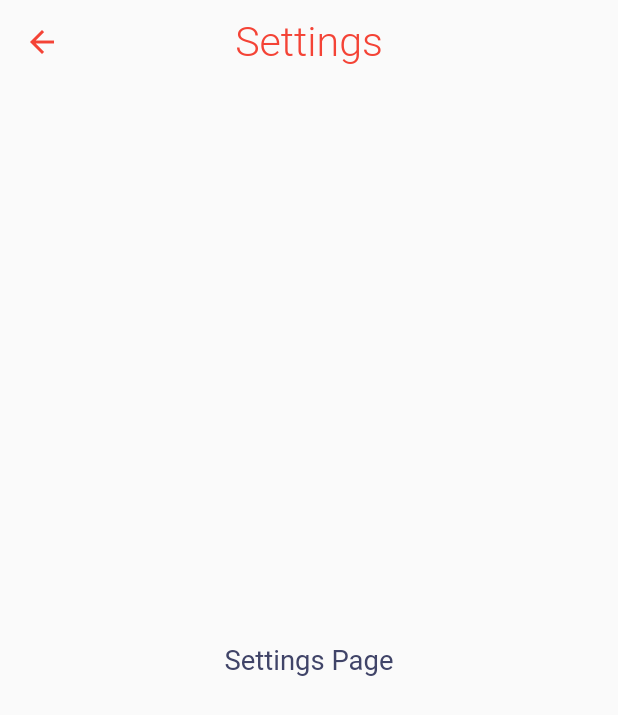
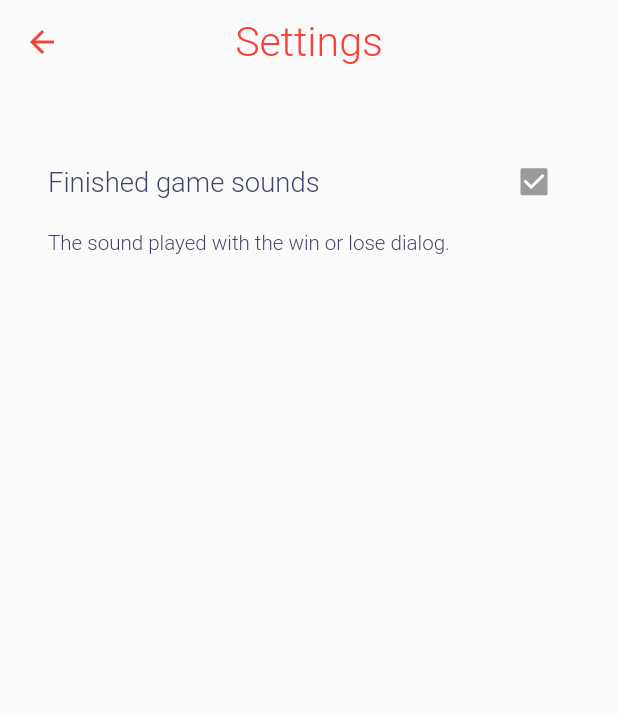
Before and after one commit to AntonioJoaquin/flutter_found_pairs, a Flutter app: the SettingsPage screen opened by its route, on a phone screen of 412 x 824 dp. Shown: the top 715 px of the screen. Run offline on Flutter 3.47's test engine with Material 2 defaults, Android fonts, the light colour scheme and no system bars; our stand-ins replace assets_audio_player, flutter_screenutil, get_it, injectable, objectbox; generated files the repository leaves out were written again.

Commit message:
#11- Add first setting

```diff
--- a/lib/view/pages/settings/settings_page.dart
+++ b/lib/view/pages/settings/settings_page.dart
@@ -1,5 +1,7 @@
 import 'package:flutter/material.dart';
+import 'package:flutter_screenutil/flutter_screenutil.dart';
 
+import '../../../core/common/palette.dart';
 import '../../../di/locator.dart';
 import 'settings_manager.dart';
 
@@ -27,8 +29,38 @@ class _SettingsPageState extends State<SettingsPage> {
         automaticallyImplyLeading: true,
         title: const Text('Settings'),
       ),
-      body: const Center(
-        child: Text('Settings Page'),
+      body: SafeArea(
+        child: Padding(
+          padding: const EdgeInsets.symmetric(horizontal: 32.0),
+          child: Column(
+            crossAxisAlignment: CrossAxisAlignment.start,
+            children: [
+              SizedBox(height: MediaQuery.of(context).size.height * .05),
+              Row(
+                mainAxisAlignment: MainAxisAlignment.spaceBetween,
+                children: const [
+                  Text(
+                    'Finished game sounds',
+                    style: TextStyle(fontWeight: FontWeight.w300),
+                  ),
+                  Checkbox(
+                    value: true,
+                    onChanged: null,
+                    activeColor: Palette.red,
+                  ),
+                ],
+              ),
+              SizedBox(height: MediaQuery.of(context).size.height * .01),
+              Text(
+                'The sound played with the win or lose dialog.',
+                style: TextStyle(
+                  fontSize: 12.sp,
+                  fontWeight: FontWeight.w300,
+                ),
+              ),
+            ],
+          ),
+        ),
       ),
     );
   }
```
